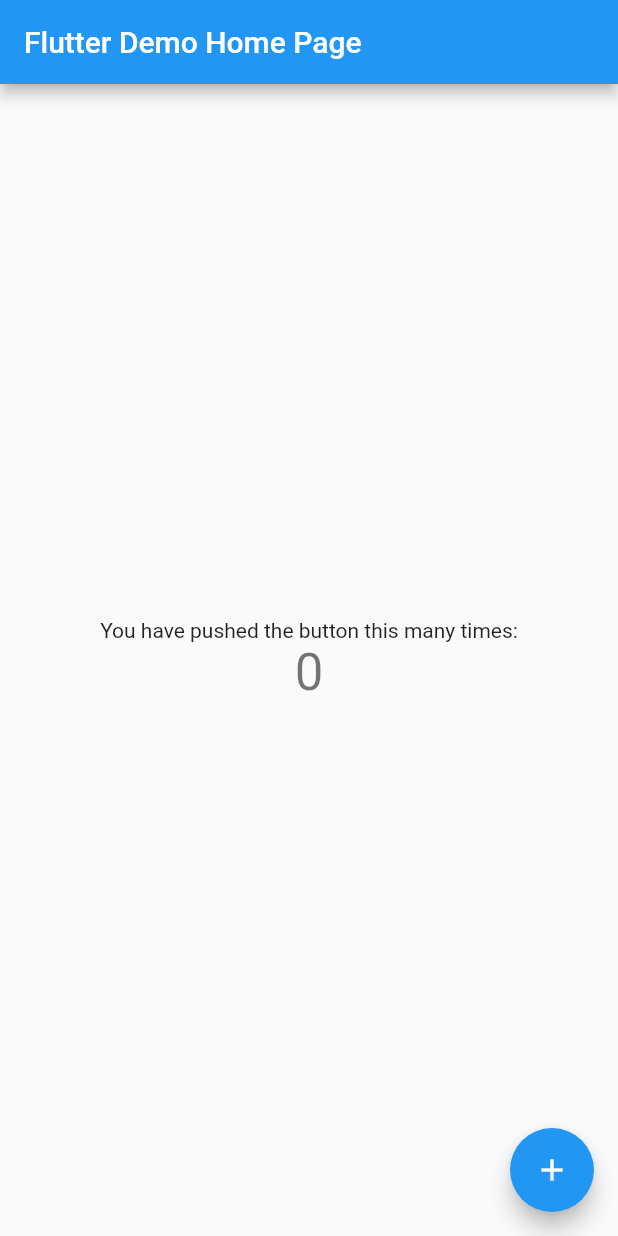
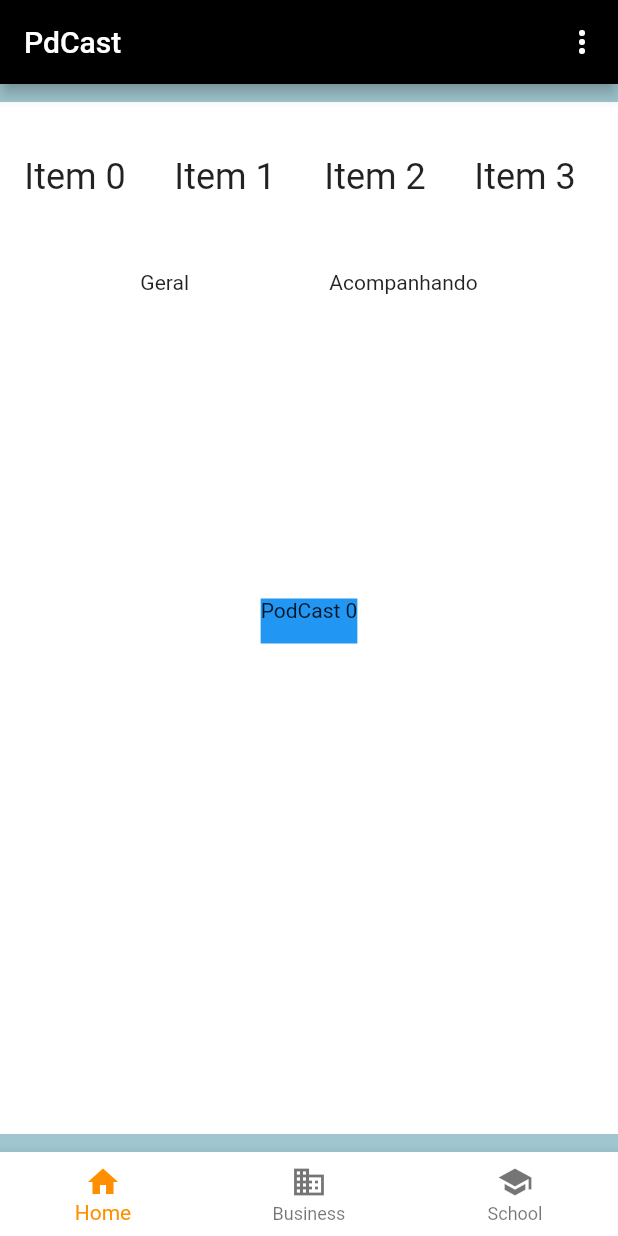
Before and after one commit to etepdcast/pdcast, a Flutter app: the screen it shows after launch, on a phone screen of 412 x 824 dp. Run offline on Flutter 3.47's test engine with Material 2 defaults, Android fonts, the phone set to English and light mode, and no system bars.

Commit message:
ajuste na tela principal

```diff
--- a/pdcast/lib/main.dart
+++ b/pdcast/lib/main.dart
@@ -1,111 +1,7 @@
 import 'package:flutter/material.dart';
+import 'package:pdcast/view/home_widget.dart';
 
-void main() => runApp(MyApp());
-
-class MyApp extends StatelessWidget {
-  // This widget is the root of your application.
-  @override
-  Widget build(BuildContext context) {
-    return MaterialApp(
-      title: 'Flutter Demo',
-      theme: ThemeData(
-        // This is the theme of your application.
-        //
-        // Try running your application with "flutter run". You'll see the
-        // application has a blue toolbar. Then, without quitting the app, try
-        // changing the primarySwatch below to Colors.green and then invoke
-        // "hot reload" (press "r" in the console where you ran "flutter run",
-        // or simply save your changes to "hot reload" in a Flutter IDE).
-        // Notice that the counter didn't reset back to zero; the application
-        // is not restarted.
-        primarySwatch: Colors.blue,
-      ),
-      home: MyHomePage(title: 'Flutter Demo Home Page'),
-    );
-  }
-}
-
-class MyHomePage extends StatefulWidget {
-  MyHomePage({Key key, this.title}) : super(key: key);
-
-  // This widget is the home page of your application. It is stateful, meaning
-  // that it has a State object (defined below) that contains fields that affect
-  // how it looks.
-
-  // This class is the configuration for the state. It holds the values (in this
-  // case the title) provided by the parent (in this case the App widget) and
-  // used by the build method of the State. Fields in a Widget subclass are
-  // always marked "final".
-
-  final String title;
-
-  @override
-  _MyHomePageState createState() => _MyHomePageState();
-}
-
-class _MyHomePageState extends State<MyHomePage> {
-  int _counter = 0;
-
-  void _incrementCounter() {
-    setState(() {
-      // This call to setState tells the Flutter framework that something has
-      // changed in this State, which causes it to rerun the build method below
-      // so that the display can reflect the updated values. If we changed
-      // _counter without calling setState(), then the build method would not be
-      // called again, and so nothing would appear to happen.
-      _counter++;
-    });
-  }
-
-  @override
-  Widget build(BuildContext context) {
-    // This method is rerun every time setState is called, for instance as done
-    // by the _incrementCounter method above.
-    //
-    // The Flutter framework has been optimized to make rerunning build methods
-    // fast, so that you can just rebuild anything that needs updating rather
-    // than having to individually change instances of widgets.
-    return Scaffold(
-      appBar: AppBar(
-        // Here we take the value from the MyHomePage object that was created by
-        // the App.build method, and use it to set our appbar title.
-        title: Text(widget.title),
-      ),
-      body: Center(
-        // Center is a layout widget. It takes a single child and positions it
-        // in the middle of the parent.
-        child: Column(
-          // Column is also a layout widget. It takes a list of children and
-          // arranges them vertically. By default, it sizes itself to fit its
-          // children horizontally, and tries to be as tall as its parent.
-          //
-          // Invoke "debug painting" (press "p" in the console, choose the
-          // "Toggle Debug Paint" action from the Flutter Inspector in Android
-          // Studio, or the "Toggle Debug Paint" command in Visual Studio Code)
-          // to see the wireframe for each widget.
-          //
-          // Column has various properties to control how it sizes itself and
-          // how it positions its children. Here we use mainAxisAlignment to
-          // center the children vertically; the main axis here is the vertical
-          // axis because Columns are vertical (the cross axis would be
-          // horizontal).
-          mainAxisAlignment: MainAxisAlignment.center,
-          children: <Widget>[
-            Text(
-              'You have pushed the button this many times:',
-            ),
-            Text(
-              '$_counter',
-              style: Theme.of(context).textTheme.display1,
-            ),
-          ],
-        ),
-      ),
-      floatingActionButton: FloatingActionButton(
-        onPressed: _incrementCounter,
-        tooltip: 'Increment',
-        child: Icon(Icons.add),
-      ), // This trailing comma makes auto-formatting nicer for build methods.
-    );
-  }
-}
+void main() => runApp(MaterialApp(
+  home: HomeWidget(),
+  debugShowCheckedModeBanner: false,
+));
--- /dev/null
+++ b/pdcast/lib/view/basic_app_bar_sample.dart
@@ -0,0 +1,105 @@
+// Copyright 2017 The Chromium Authors. All rights reserved.
+// Use of this source code is governed by a BSD-style license that can be
+// found in the LICENSE file.
+
+import 'package:flutter/material.dart';
+
+// This app is a stateful, it tracks the user's current choice.
+class BasicAppBarSample extends StatefulWidget {
+  @override
+  _BasicAppBarSampleState createState() => _BasicAppBarSampleState();
+}
+
+class _BasicAppBarSampleState extends State<BasicAppBarSample> {
+  Choice _selectedChoice = choices[0]; // The app's "state".
+
+  void _select(Choice choice) {
+    // Causes the app to rebuild with the new _selectedChoice.
+    setState(() {
+      _selectedChoice = choice;
+    });
+  }
+
+  @override
+  Widget build(BuildContext context) {
+    return MaterialApp(
+      home: Scaffold(
+        appBar: AppBar(
+          title: const Text('Basic AppBar'),
+          actions: <Widget>[
+            // action button
+            IconButton(
+              icon: Icon(choices[0].icon),
+              onPressed: () {
+                _select(choices[0]);
+              },
+            ),
+            // action button
+            IconButton(
+              icon: Icon(choices[1].icon),
+              onPressed: () {
+                _select(choices[1]);
+              },
+            ),
+            // overflow menu
+            PopupMenuButton<Choice>(
+              onSelected: _select,
+              itemBuilder: (BuildContext context) {
+                return choices.skip(2).map((Choice choice) {
+                  return PopupMenuItem<Choice>(
+                    value: choice,
+                    child: Text(choice.title),
+                  );
+                }).toList();
+              },
+            ),
+          ],
+        ),
+        body: Padding(
+          padding: const EdgeInsets.all(16.0),
+          child: ChoiceCard(choice: _selectedChoice),
+        ),
+      ),
+    );
+  }
+}
+
+class Choice {
+  const Choice({this.title, this.icon});
+
+  final String title;
+  final IconData icon;
+}
+
+const List<Choice> choices = const <Choice>[
+  const Choice(title: 'Car', icon: Icons.directions_car),
+  const Choice(title: 'Bicycle', icon: Icons.directions_bike),
+  const Choice(title: 'Boat', icon: Icons.directions_boat),
+  const Choice(title: 'Bus', icon: Icons.directions_bus),
+  const Choice(title: 'Train', icon: Icons.directions_railway),
+  const Choice(title: 'Walk', icon: Icons.directions_walk),
+];
+
+class ChoiceCard extends StatelessWidget {
+  const ChoiceCard({Key key, this.choice}) : super(key: key);
+
+  final Choice choice;
+
+  @override
+  Widget build(BuildContext context) {
+    final TextStyle textStyle = Theme.of(context).textTheme.display1;
+    return Card(
+      color: Colors.white,
+      child: Center(
+        child: Column(
+          mainAxisSize: MainAxisSize.min,
+          crossAxisAlignment: CrossAxisAlignment.center,
+          children: <Widget>[
+            Icon(choice.icon, size: 128.0, color: textStyle.color),
+            Text(choice.title, style: textStyle),
+          ],
+        ),
+      ),
+    );
+  }
+}
--- /dev/null
+++ b/pdcast/lib/view/home_widget.dart
@@ -0,0 +1,210 @@
+import 'package:flutter/material.dart';
+import 'package:flutter/services.dart';
+import 'package:pdcast/view/basic_app_bar_sample.dart';
+
+class HomeWidget extends StatefulWidget {
+  @override
+  _HomeWidgetState createState() => _HomeWidgetState();
+}
+
+class _HomeWidgetState extends State<HomeWidget> with SingleTickerProviderStateMixin{
+
+  int _selectedIndex = 0;
+  Choice _selectedChoice = choices[0]; // The app's "state".
+  // TabController _controller;
+
+  // @override
+  // void iniStage() {
+  //   _controller= TabController(length: 3, vsync: this);
+  //   super.initState();
+  // }
+
+  // @override
+  // void dispose(){
+  //   _controller.dispose();
+  //   super.dispose();
+  // }
+
+  void _select(Choice choice) {
+    // Causes the app to rebuild with the new _selectedChoice.
+    setState(() {
+      _selectedChoice = choice;
+    });
+  }
+
+  void _onItemTapped(int index) {
+    setState(() {
+      _selectedIndex = index;
+    });
+  }
+
+  @override
+  Widget build(BuildContext context) {
+
+    // Fixa a tela do app
+    SystemChrome.setPreferredOrientations([
+      DeviceOrientation.portraitUp,
+    ]);
+
+    double _width= MediaQuery.of(context).size.width;
+    double _height= (MediaQuery.of(context).size.height -136);
+
+    double _heightSessionFav  = 100;
+    double _heightSessionBody = _height - _heightSessionFav;
+    double _heightSessionPdCastHead = 40;
+    double _heightSessionPPdCastBody = _heightSessionBody - _heightSessionPdCastHead;
+
+    return Scaffold(
+      backgroundColor: Color.fromRGBO(160,198,207, 1),
+      appBar: AppBar(
+        title: const Text('PdCast'),
+        backgroundColor: Colors.black,
+        actions: <Widget>[
+          // overflow menu
+          PopupMenuButton<Choice>(
+            onSelected: _select,
+            itemBuilder: (BuildContext context) {
+              return choices.map((Choice choice) {
+                return PopupMenuItem<Choice>(
+                  value: choice,
+                  child: Text(choice.title),
+                );
+              }).toList();
+            },
+          ),
+        ],
+      ),
+      body: Center(
+        child: Container (
+          child: Column(
+            mainAxisAlignment: MainAxisAlignment.center,
+            children: <Widget>[
+
+              /**
+               * Favorites session
+               */
+              Container(
+                width: _width,
+                height: _heightSessionFav,
+                padding: EdgeInsets.all(0),
+                alignment: Alignment.center,
+                color: Colors.white,
+                child: GridView.count(
+                  scrollDirection: Axis.horizontal,
+                  // Cria um grid com duas colunas
+                  crossAxisCount: 1,
+                  // Gera 100 Widgets que exibem o seu índice
+                  children: List.generate(5, (index) {
+                    return Center(
+                      child: Text(
+                        'Item $index',
+                        style: Theme.of(context).textTheme.headline,
+                      ),
+                    );
+                  }),
+                )
+              ),
+
+              /**
+               * Podcats session
+               */
+              Container(
+                height: _heightSessionBody,
+                child: Column(
+                  children: <Widget>[
+                    Container(
+                      height: _heightSessionPdCastHead,
+                      color: Colors.white,
+                      child: Row(
+                        mainAxisAlignment: MainAxisAlignment.spaceEvenly,
+                       // crossAxisAlignment: CrossAxisAlignment.stretch,
+                        children: <Widget>[
+                          Text('Geral'),
+                          Text('Acompanhando'),
+                        ],
+                      ),
+                    ),
+                    Container(
+                      height: _heightSessionPPdCastBody,
+                      padding: EdgeInsets.all(0),
+                      alignment: Alignment.center,
+                      color: Colors.white,
+                      child: GridView.count(
+                        scrollDirection: Axis.vertical,
+                        // Cria um grid com duas colunas
+                        crossAxisCount: 1,
+                        // Gera 100 Widgets que exibem o seu índice
+                        children: List.generate(30, (index) {
+                          return Center(
+                            child: Container(
+                              color: Colors.blue,
+                              height: 30,
+                              child: Text(
+                                'PodCast $index'
+                              ),
+                            )
+                          );
+                        }),
+                      )
+                    ),
+                  ],
+                )
+              )
+            ],
+          ),
+        )
+      ),
+      bottomNavigationBar: BottomNavigationBar(
+        backgroundColor: Colors.white,
+        items: const <BottomNavigationBarItem>[
+          BottomNavigationBarItem(
+            backgroundColor: Colors.white,
+            icon: Icon(Icons.home),
+            title: Text('Home'),
+          ),
+          BottomNavigationBarItem(
+            icon: Icon(Icons.business),
+            title: Text('Business'),
+          ),
+          BottomNavigationBarItem(
+            icon: Icon(Icons.school),
+            title: Text('School'),
+          ),
+        ],
+        currentIndex: _selectedIndex,
+        selectedItemColor: Colors.amber[800],
+        onTap: _onItemTapped,
+      ),
+    );
+  }
+
+}
+
+const List<Choice> choices = const <Choice>[
+  const Choice(title: 'Meus canais', icon: Icons.change_history),
+  const Choice(title: 'Configurações', icon: Icons.settings_overscan),
+];
+
+// class ChoiceCard extends StatelessWidget {
+//   const ChoiceCard({Key key, this.choice}) : super(key: key);
+
+//   final Choice choice;
+
+//   @override
+//   Widget build(BuildContext context) {
+//     final TextStyle textStyle = Theme.of(context).textTheme.display1;
+//     return Card(
+//       color: Colors.white,
+//       child: Center(
+//         child: Column(
+//           mainAxisSize: MainAxisSize.min,
+//           crossAxisAlignment: CrossAxisAlignment.center,
+//           children: <Widget>[
+//             Icon(choice.icon, size: 128.0, color: textStyle.color),
+//             Text(choice.title, style: textStyle),
+//           ],
+//         ),
+//       ),
+//     );
+//   }
+// }
```
Also changed, not shown: pdcast/lib/model/model.dart (added, +12 -0 lines), pdcast/lib/model/profileModel.dart (added, +37 -0 lines), pdcast/lib/view/component/card_widget.dart (added, +78 -0 lines), pdcast/lib/view/escolher_perfil_widget.dart (added, +151 -0 lines), pdcast/pubspec.yaml (+8 -1 lines), pdcast/lib/view/component/card.dart (added), 1 other file.
